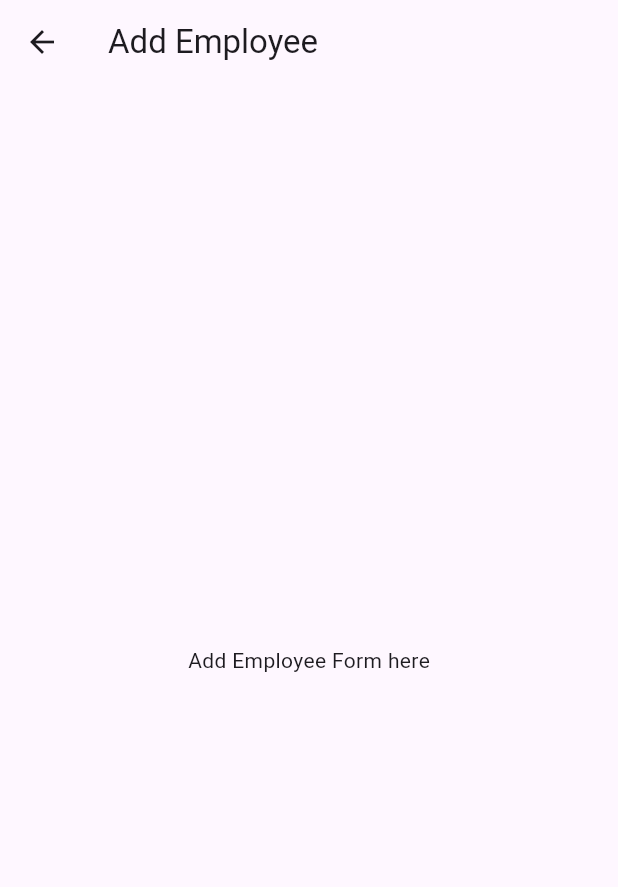
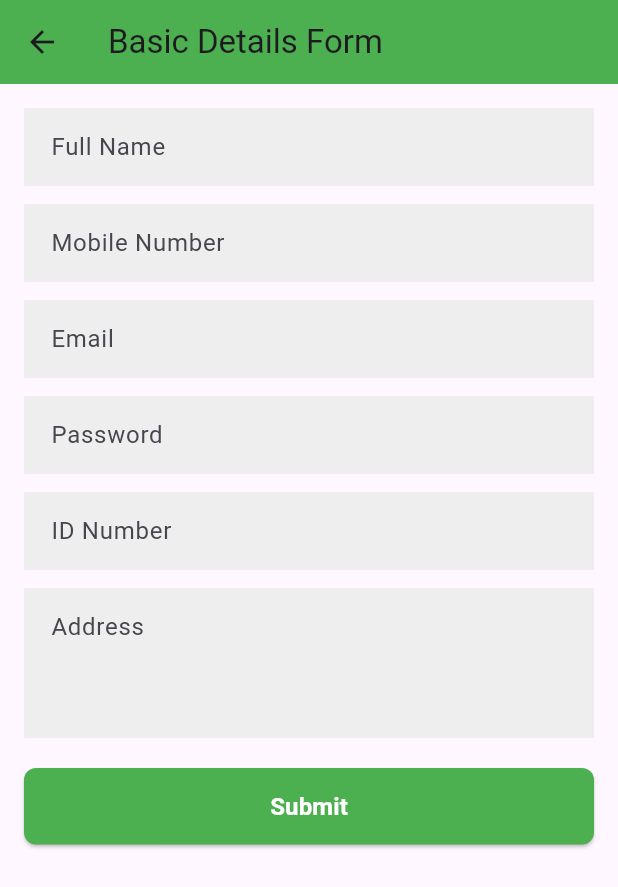
Before and after one commit to SwatiPatidar9/Major-Project, a Flutter app: the AddEmployeePage screen opened directly, on a phone screen of 412 x 824 dp. Shown: the top 887 px of the screen. Run offline on Flutter 3.47's test engine with Material 3 defaults, Android fonts, the phone set to English and light mode, and no system bars; our stand-ins replace get, shared_preferences; accounts and stored records are empty.

Commit message:
Add addemployeeScreen

```diff
--- /dev/null
+++ b/lib/views/addemployee_screen.dart
@@ -0,0 +1,115 @@
+import 'package:flutter/material.dart';
+
+class AddEmployeePage extends StatefulWidget {
+  const AddEmployeePage({super.key});
+
+  @override
+  State<AddEmployeePage> createState() => _AddEmployeePageState();
+}
+
+class _AddEmployeePageState extends State<AddEmployeePage> {
+  final _formKey = GlobalKey<FormState>();
+
+  final nameController = TextEditingController();
+  final mobileController = TextEditingController();
+  final emailController = TextEditingController();
+  final passwordController = TextEditingController();
+  final idController = TextEditingController();
+  final addressController = TextEditingController();
+
+  @override
+  Widget build(BuildContext context) {
+    return Scaffold(
+      appBar: AppBar(
+        title: const Text("Basic Details Form"),
+        backgroundColor: Colors.green,
+      ),
+      body: SingleChildScrollView(
+        padding: const EdgeInsets.all(16),
+        child: Form(
+          key: _formKey,
+          child: Column(
+            crossAxisAlignment: CrossAxisAlignment.stretch,
+            children: [
+
+              buildInputField("Full Name", nameController),
+              const SizedBox(height: 12),
+
+              buildInputField("Mobile Number", mobileController,
+                  keyboardType: TextInputType.phone),
+              const SizedBox(height: 12),
+
+              buildInputField("Email", emailController,
+                  keyboardType: TextInputType.emailAddress),
+              const SizedBox(height: 12),
+
+              buildInputField("Password", passwordController,
+                  obscureText: true),
+              const SizedBox(height: 12),
+
+              buildInputField("ID Number", idController),
+              const SizedBox(height: 12),
+
+              buildInputField("Address", addressController, maxLines: 3),
+              const SizedBox(height: 20),
+
+              ElevatedButton(
+                onPressed: () {
+                  if (_formKey.currentState!.validate()) {
+                    ScaffoldMessenger.of(context).showSnackBar(
+                      const SnackBar(content: Text("Form Submitted ✅")),
+                    );
+                  }
+                },
+                style: ElevatedButton.styleFrom(
+                  backgroundColor: Colors.green,
+                  padding: const EdgeInsets.symmetric(vertical: 14),
+                  shape: RoundedRectangleBorder(
+                    borderRadius: BorderRadius.circular(8),
+                  ),
+                ),
+                child: const Text(
+                  "Submit",
+                  style: TextStyle(
+                    fontSize: 16,
+                    fontWeight: FontWeight.bold,
+                    color: Colors.white,
+                  ),
+                ),
+              )
+            ],
+          ),
+        ),
+      ),
+    );
+  }
+
+  /// 🔹 Reusable styled TextFormField
+  Widget buildInputField(String hint, TextEditingController controller,
+      {bool obscureText = false,
+        int maxLines = 1,
+        TextInputType keyboardType = TextInputType.text}) {
+    return TextFormField(
+      controller: controller,
+      obscureText: obscureText,
+      maxLines: maxLines,
+      keyboardType: keyboardType,
+      decoration: InputDecoration(
+        hintText: hint,
+        filled: true,
+        fillColor: Colors.grey[200], // grey background
+        border: InputBorder.none, // no border
+        contentPadding: const EdgeInsets.symmetric(
+          horizontal: 14,
+          vertical: 14,
+        ),
+      ),
+      validator: (value) {
+        if (value == null || value.trim().isEmpty) {
+          return "$hint is required";
+        }
+        return null;
+      },
+    );
+  }
+}
--- a/lib/views/employee_screen.dart
+++ b/lib/views/employee_screen.dart
@@ -1,6 +1,8 @@
 import 'package:flutter/material.dart';
 import 'package:get/get.dart';
 import 'package:url_launcher/url_launcher.dart';
+
+import 'addemployee_screen.dart';
 
 // Dummy Employee Model
 class Employee {
@@ -190,18 +192,8 @@ class _EmployeeTablePageState extends State<EmployeeTablePage> {
   }
 }
 
-// Dummy Add Employee Page
-class AddEmployeePage extends StatelessWidget {
-  const AddEmployeePage({super.key});
 
-  @override
-  Widget build(BuildContext context) {
-    return Scaffold(
-      appBar: AppBar(title: const Text("Add Employee")),
-      body: const Center(child: Text("Add Employee Form here")),
-    );
-  }
-}
+
 
 // Dummy Edit Employee Page
 class EditEmployeePage extends StatelessWidget {
```
